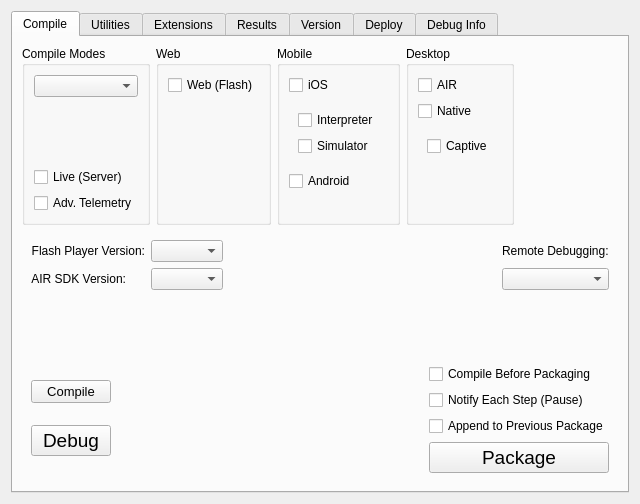
Old version of the form resources/widget/DeckCompileWidget/DeckCompileWidget.ui in the repository sernst/CompilerDeck.
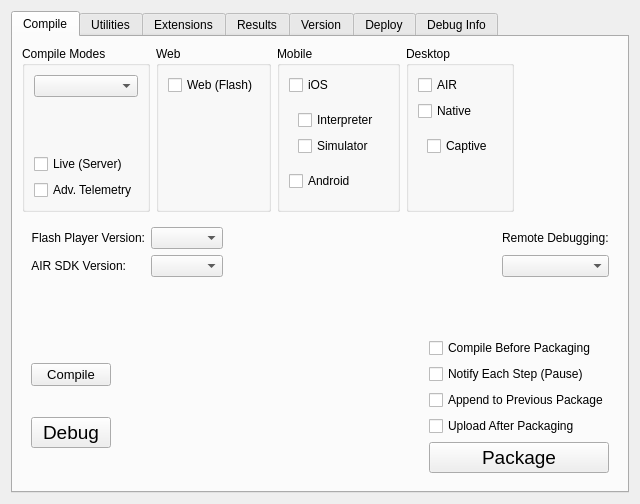
New version of the form. The open tabs and pages were chosen to show the change.

Patch:
```diff
--- a/resources/widget/DeckCompileWidget/DeckCompileWidget.ui
+++ b/resources/widget/DeckCompileWidget/DeckCompileWidget.ui
@@ -409,6 +409,13 @@
                </property>
               </widget>
              </item>
+             <item>
+              <widget class="QCheckBox" name="uploadPackageCheck">
+               <property name="text">
+                <string>Upload After Packaging</string>
+               </property>
+              </widget>
+             </item>
              <item>
               <widget class="QPushButton" name="packageBtn">
                <property name="font">
```
Left out of the diff: 2 changed lines with no effect on the pictures.
